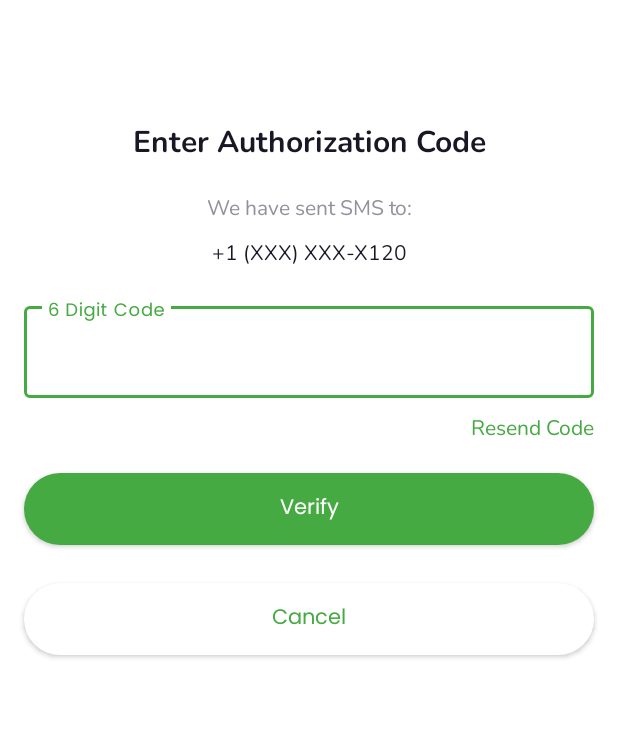
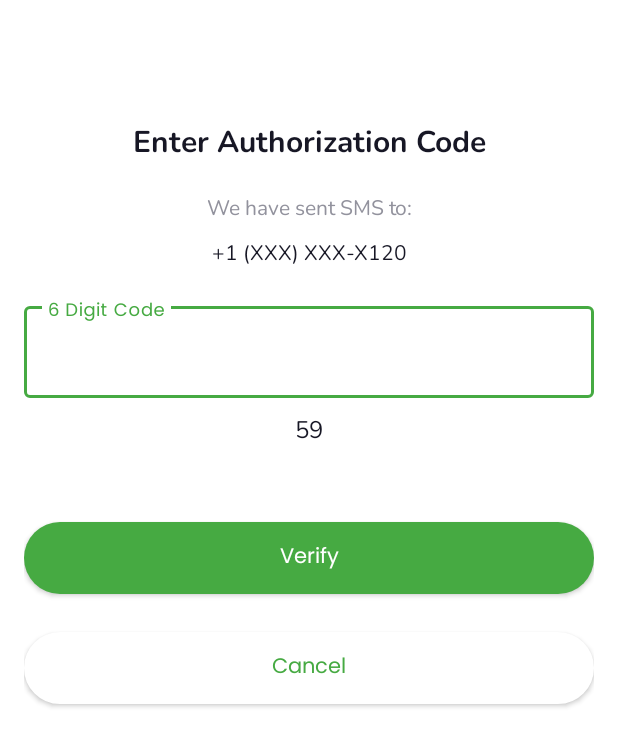
Before and after one commit to rahulpatle101/ApkaKisan-DEV-BETA, an Android app: the VerifyPhoneNoActivity screen opened directly, with no data from a screen before it, on a phone screen of 412 x 824 dp. Shown: the top 746 px of the screen. Run offline under Robolectric (Android 15) with nearby library versions, the phone set to English and light mode, and no system bars; our stand-ins replace Firebase (no records; nobody signed in at launch, a user with empty details on screens opened directly); Roboto replaces fonts that are not available here; 3 statements that could not run were skipped.

Commit message:
Implemented count down timer for verify otp screen.

```diff
--- a/app/src/main/java/com/apkakisan/myapplication/registration/VerifyPhoneNoActivity.kt
+++ b/app/src/main/java/com/apkakisan/myapplication/registration/VerifyPhoneNoActivity.kt
@@ -19,25 +19,25 @@ import android.widget.Button
 import androidx.lifecycle.lifecycleScope
 import com.apkakisan.myapplication.order.HomeActivity
 import com.apkakisan.myapplication.User
+import com.apkakisan.myapplication.databinding.ActivityVerifyPhoneNoBinding
 import com.apkakisan.myapplication.helpers.LocalStore
 import com.apkakisan.myapplication.helpers.USER
 import com.apkakisan.myapplication.helpers.showShortToast
-import com.apkakisan.myapplication.network.FirebaseDataSource
 import com.apkakisan.myapplication.utils.BuildTypeUtil
 import com.apkakisan.myapplication.utils.DialogUtil
+import com.apkakisan.myapplication.utils.TimerUtil
 import com.google.android.material.textfield.TextInputEditText
-import com.google.firebase.database.DatabaseReference
+import kotlinx.coroutines.flow.onCompletion
 import kotlinx.coroutines.launch
-import org.koin.android.ext.android.inject
 import org.koin.androidx.viewmodel.ext.android.viewModel
-import java.lang.Exception
 import java.util.concurrent.TimeUnit
 
 class VerifyPhoneNoActivity : AppCompatActivity() {
 
     private lateinit var verificationCodeEntered: TextInputEditText
 
-    private val verifyPhoneNoViewModel: VerifyPhoneNoViewModel by viewModel()
+    private lateinit var binding: ActivityVerifyPhoneNoBinding
+    //private val verifyPhoneNoViewModel: VerifyPhoneNoViewModel by viewModel()
     private lateinit var user: User
     private lateinit var progressBar: ProgressBar
 
@@ -45,7 +45,8 @@ class VerifyPhoneNoActivity : AppCompatActivity() {
 
     override fun onCreate(savedInstanceState: Bundle?) {
         super.onCreate(savedInstanceState)
-        setContentView(R.layout.activity_verify_phone_no)
+        binding = ActivityVerifyPhoneNoBinding.inflate(layoutInflater)
+        setContentView(binding.root)
 
         user = intent?.getParcelableExtra(USER)!!
 
@@ -57,11 +58,14 @@ class VerifyPhoneNoActivity : AppCompatActivity() {
         if (BuildTypeUtil.isDebug() || BuildTypeUtil.isDebugWithRegistration())
             verificationCodeEntered.setText("123456")
 
-        val tvResendOtp = findViewById<TextView>(R.id.tvResendOtp)
-        tvResendOtp.setOnClickListener { sendVerificationCodeToUser() }
+        countDownProcess()
+        binding.tvResendOtp.setOnClickListener {
+            countDownProcess()
+            sendVerificationCodeToUser()
+        }
 
-        val verifyBtn = findViewById<Button>(R.id.verify_btn)
-        verifyBtn.setOnClickListener(View.OnClickListener {
+        findViewById<Button>(R.id.verify_btn).setOnClickListener(View.OnClickListener
+        {
             val code = verificationCodeEntered.text.toString().trim()
             if (code.isEmpty() || code.length < 6) {
                 verificationCodeEntered.error = "Wrong OTP..."
@@ -71,10 +75,22 @@ class VerifyPhoneNoActivity : AppCompatActivity() {
             verifyCode(code)
         })
 
-        val btnCancel = findViewById<Button>(R.id.btnCancel)
-        btnCancel.setOnClickListener { finish() }
+        findViewById<Button>(R.id.btnCancel).setOnClickListener { finish() }
 
         sendVerificationCodeToUser()
+    }
+
+    private fun countDownProcess() {
+        binding.tvResendOtp.visibility = View.INVISIBLE
+        binding.tvCountDownTimer.visibility = View.VISIBLE
+        lifecycleScope.launch {
+            TimerUtil.countDownTimer(COUNT_DOWN_TIMER)
+                .onCompletion {
+                    binding.tvCountDownTimer.visibility = View.GONE
+                    binding.tvResendOtp.visibility = View.VISIBLE
+                }
+                .collect { binding.tvCountDownTimer.text = String.format("%02d", it) }
+        }
     }
 
     private fun sendVerificationCodeToUser() {
@@ -135,4 +151,8 @@ class VerifyPhoneNoActivity : AppCompatActivity() {
                 }
             }
     }
+
+    companion object{
+        const val COUNT_DOWN_TIMER = 60L
+    }
 }
--- /dev/null
+++ b/app/src/main/java/com/apkakisan/myapplication/utils/TimerUtil.kt
@@ -0,0 +1,23 @@
+package com.apkakisan.myapplication.utils
+
+import kotlinx.coroutines.delay
+import kotlinx.coroutines.flow.flow
+
+object TimerUtil {
+
+    fun incrementalTimer(start: Long = 0) = flow {
+        var counter = start
+        while (true) {
+            emit(counter)
+            counter++
+            delay(1000)
+        }
+    }
+
+    fun countDownTimer(start: Long, end: Long = 0L) = flow {
+        for (i in start downTo end) {
+            emit(i)
+            delay(1000)
+        }
+    }
+}
--- a/app/src/main/res/layout/activity_verify_phone_no.xml
+++ b/app/src/main/res/layout/activity_verify_phone_no.xml
@@ -11,6 +11,8 @@
     <androidx.appcompat.widget.LinearLayoutCompat
         android:layout_width="match_parent"
         android:layout_height="wrap_content"
+        android:layout_marginStart="@dimen/_16dp"
+        android:layout_marginEnd="@dimen/_16dp"
         android:orientation="vertical"
         tools:context=".OTPVerificationFragment">
 
@@ -62,9 +64,7 @@
             style="@style/Widget.MaterialComponents.TextInputLayout.OutlinedBox"
             android:layout_width="match_parent"
             android:layout_height="wrap_content"
-            android:layout_marginStart="16dp"
             android:layout_marginTop="20dp"
-            android:layout_marginEnd="16dp"
             android:background="@drawable/text_field"
             android:fontFamily="@font/poppins_regular"
             android:hint="6 Digit Code"
@@ -82,6 +82,16 @@
         </com.google.android.material.textfield.TextInputLayout>
 
         <androidx.appcompat.widget.AppCompatTextView
+            android:id="@+id/tvCountDownTimer"
+            android:layout_width="wrap_content"
+            android:layout_height="wrap_content"
+            android:layout_gravity="center_horizontal"
+            android:layout_marginTop="10dp"
+            android:fontFamily="@font/nunito_regular"
+            android:textColor="@color/colorTextBlack"
+            android:textSize="@dimen/_16sp" />
+
+        <androidx.appcompat.widget.AppCompatTextView
             android:id="@+id/tvResendOtp"
             android:layout_width="wrap_content"
             android:layout_height="wrap_content"
@@ -94,15 +104,14 @@
             android:text="Resend Code"
             android:textColor="#46AA42"
             android:textSize="14sp"
+            android:visibility="gone"
             tools:ignore="OnClick" />
 
         <androidx.appcompat.widget.AppCompatButton
             android:id="@+id/verify_btn"
             android:layout_width="match_parent"
             android:layout_height="wrap_content"
-            android:layout_marginStart="16dp"
             android:layout_marginTop="20dp"
-            android:layout_marginEnd="16dp"
             android:layout_marginBottom="5dp"
             android:background="@drawable/shape_bg_btn_green"
             android:backgroundTint="#46AA42"
@@ -116,9 +125,7 @@
             android:id="@+id/btnCancel"
             android:layout_width="match_parent"
             android:layout_height="wrap_content"
-            android:layout_marginStart="16dp"
             android:layout_marginTop="20dp"
-            android:layout_marginEnd="16dp"
             android:layout_marginBottom="5dp"
             android:background="@drawable/rounded_button_outline"
             android:fontFamily="@font/poppins_regular"
```
